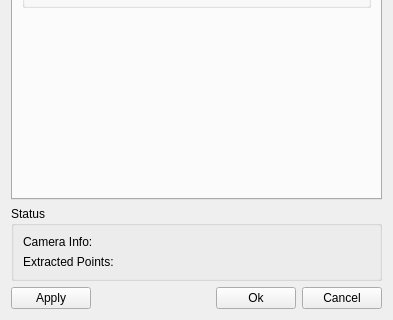
Above: FTNoIR_Tracker_PT/FTNoIR_PT_Controls.ui from opentrack/opentrack before the change; both pictures show x 0 to 393 and y 270 to 590 of the 393 by 590 pixel window. Below: the same form after it.
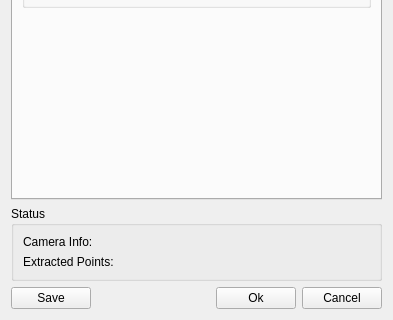
That is the form after the change. Icons and pictures are not drawn.

Commit message: apply -> save, that's what it actually does

```diff
--- a/FTNoIR_Tracker_PT/FTNoIR_PT_Controls.ui
+++ b/FTNoIR_Tracker_PT/FTNoIR_PT_Controls.ui
@@ -1679,7 +1679,7 @@
      <item>
       <widget class="QPushButton" name="btnApply">
        <property name="text">
-        <string>Apply</string>
+        <string>Save</string>
        </property>
       </widget>
      </item>
```
